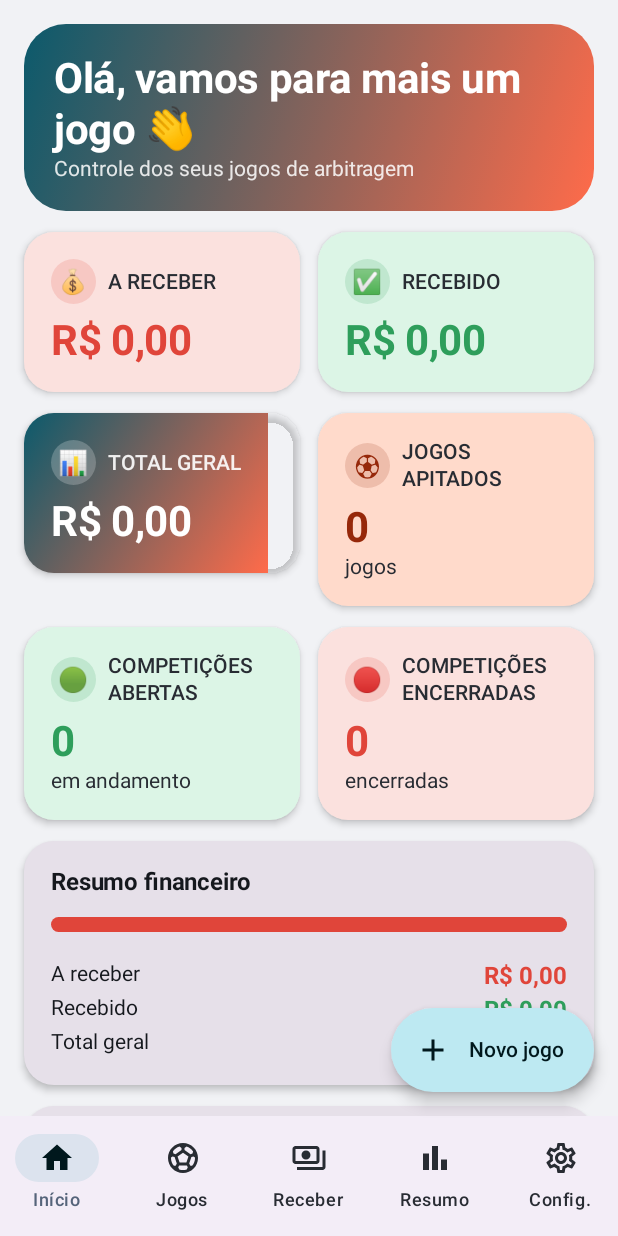
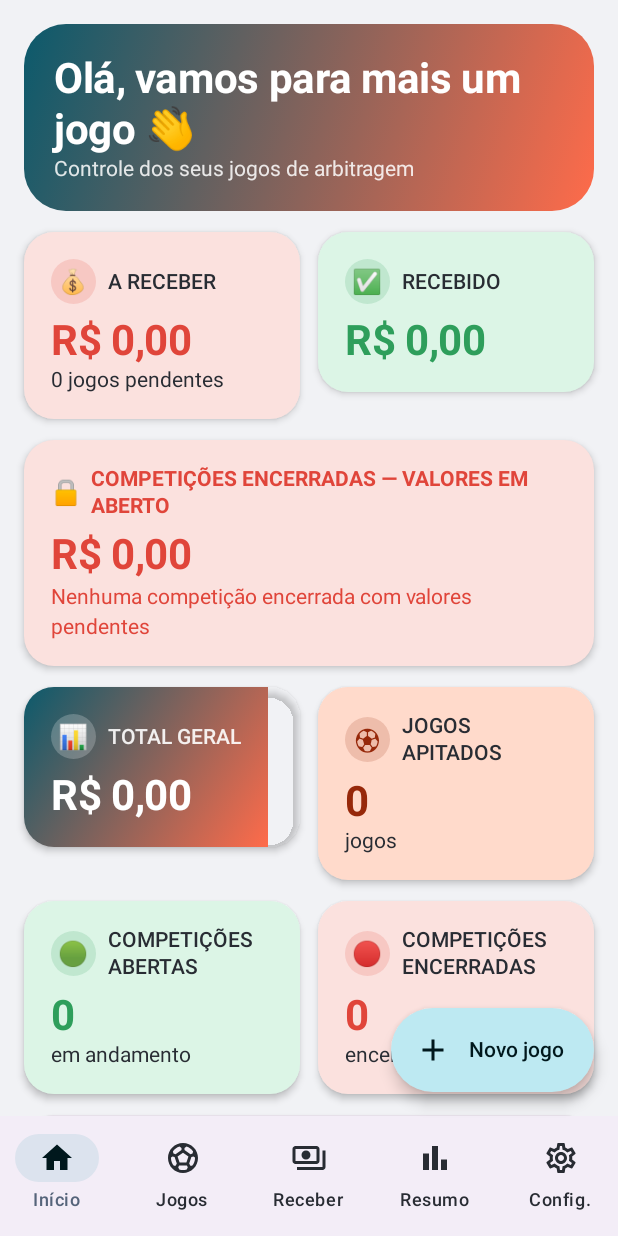
Before and after one commit to gmtnilton/escalasasorriso, an Android app built with Jetpack Compose: the screen it shows after launch (MainActivity), on a phone screen of 412 x 824 dp. Run offline under Robolectric (Android 15) with nearby library versions, the phone set to English and light mode, and no system bars; our stand-ins replace Room's generated code.

Commit message:
Adiciona painel de competições encerradas a receber (V1.3)
Atualização incremental para a V1.3 — mesmo applicationId, chave de
assinatura e banco de dados da V1.2 (nenhuma migração nova necessária:
tudo é recalculado a partir dos jogos/competições já existentes, nunca
armazenado, então nada precisa ser criado ou apagado no banco).

- versionCode 4->5, versionName "1.2.0"->"1.3.0".
- :core — nova função pura encerradasComPendencia(jogos): competições
  ENCERRADAS com saldo pendente > 0, reaproveitando resumoDaCompeticao
  (mesma fonte de verdade da tela da competição, nunca duplica nem perde
  um pagamento). Nunca inclui competições em andamento nem encerradas já
  totalmente recebidas. Testes cobrindo os cenários A/B/C/D/E do pedido.
- Início: novo card "COMPETIÇÕES ENCERRADAS — VALORES EM ABERTO" com o
  total pendente e a quantidade de competições, independente do total
  geral a receber (que também inclui competições em andamento); toque
  abre a nova lista. Também expõe a quantidade de jogos pendentes no
  card "A RECEBER".
- Nova tela "Competições encerradas a receber": cada item mostra cidade,
  modalidade, data de encerramento, jogos (total/recebidos/pendentes),
  valores (total/recebido/a receber) e percentual já recebido, com botão
  "VER COMPETIÇÃO" para abrir os detalhes.
- Tela da competição: status "ENCERRADA — TOTALMENTE RECEBIDA" quando não
  há mais pendência; botão de recebimento total agora mostra o valor,
  "RECEBER SALDO PENDENTE — R$ X".
- Confirmação de encerramento já mostrava valor total/recebido/pendente
  antes de concluir (mantido da V1.2); encerrar nunca marca jogos como
  pagos automaticamente, só quando o usuário marca "já recebi" (opcional).

Validação: suite de testes do :core revisada manualmente linha a linha
(a política de rede deste ambiente bloqueou o acesso ao Maven/Google
desta vez, então não foi possível rodar os testes localmente); nenhum
teste/arquivo de produção foi modificado fora deste escopo. O CI do
GitHub Actions é o validador de compilação real, como já é para o
módulo :app.

Co-Authored-By: Claude Sonnet 5 <noreply@anthropic.com>
Claude-Session: https://claude.ai/code/session_01NqGiSDFCwu3e2vj3D4JnbE

```diff
--- a/android/app/build.gradle.kts
+++ b/android/app/build.gradle.kts
@@ -12,8 +12,8 @@ android {
         applicationId = "com.meusjogos.arbitragem"
         minSdk = 26
         targetSdk = 34
-        versionCode = 4
-        versionName = "1.2.0"
+        versionCode = 5
+        versionName = "1.3.0"
 
         testInstrumentationRunner = "androidx.test.runner.AndroidJUnitRunner"
     }
--- a/android/app/src/main/java/com/meusjogos/arbitragem/ui/configuracoes/ConfiguracoesScreen.kt
+++ b/android/app/src/main/java/com/meusjogos/arbitragem/ui/configuracoes/ConfiguracoesScreen.kt
@@ -198,8 +198,8 @@ fun ConfiguracoesScreen(
                 Card(modifier = Modifier.fillMaxWidth(), elevation = CardDefaults.cardElevation(defaultElevation = 3.dp)) {
                     Column {
                         ListItem(
-                            headlineContent = { Text("Escalas Árbitros — Versão 1.2") },
-                            supportingContent = { Text("Versão 1.2.0 — funciona 100% offline, seus dados ficam só no aparelho.") },
+                            headlineContent = { Text("Escalas Árbitros — Versão 1.3") },
+                            supportingContent = { Text("Versão 1.3.0 — funciona 100% offline, seus dados ficam só no aparelho.") },
                             leadingContent = { Icon(Icons.Filled.Info, contentDescription = null) },
                         )
                         ListItem(
--- a/android/app/src/main/java/com/meusjogos/arbitragem/ui/dashboard/DashboardScreen.kt
+++ b/android/app/src/main/java/com/meusjogos/arbitragem/ui/dashboard/DashboardScreen.kt
@@ -3,13 +3,16 @@ package com.meusjogos.arbitragem.ui.dashboard
 import androidx.compose.animation.core.animateFloatAsState
 import androidx.compose.animation.core.tween
 import androidx.compose.foundation.background
+import androidx.compose.foundation.clickable
 import androidx.compose.foundation.layout.Arrangement
 import androidx.compose.foundation.layout.Box
 import androidx.compose.foundation.layout.Column
 import androidx.compose.foundation.layout.PaddingValues
 import androidx.compose.foundation.layout.Row
+import androidx.compose.foundation.layout.Spacer
 import androidx.compose.foundation.layout.fillMaxWidth
 import androidx.compose.foundation.layout.padding
+import androidx.compose.foundation.layout.width
 import androidx.compose.foundation.lazy.LazyColumn
 import androidx.compose.material3.Card
 import androidx.compose.material3.CardDefaults
@@ -18,6 +21,7 @@ import androidx.compose.material3.Text
 import androidx.compose.runtime.Composable
 import androidx.compose.runtime.collectAsState
 import androidx.compose.runtime.getValue
+import androidx.compose.ui.Alignment
 import androidx.compose.ui.Modifier
 import androidx.compose.ui.draw.clip
 import androidx.compose.ui.graphics.Brush
@@ -33,6 +37,7 @@ import com.meusjogos.arbitragem.ui.theme.LocalStatusColors
 @Composable
 fun DashboardScreen(
     viewModel: DashboardViewModel,
+    onCompeticoesEncerradasPendentesClick: () -> Unit,
     modifier: Modifier = Modifier,
     contentPadding: PaddingValues = PaddingValues(),
 ) {
@@ -79,6 +84,7 @@ fun DashboardScreen(
                     titulo = "A RECEBER",
                     icone = "💰",
                     valor = CurrencyUtils.formatar(estado.totalAReceberCentavos),
+                    subtitulo = "${estado.jogosAReceber} ${if (estado.jogosAReceber == 1) "jogo pendente" else "jogos pendentes"}",
                     corFundo = coresStatus.aReceberContainer,
                     corValor = coresStatus.aReceber,
                     modifier = Modifier.weight(1f),
@@ -92,6 +98,14 @@ fun DashboardScreen(
                     modifier = Modifier.weight(1f),
                 )
             }
+        }
+
+        item {
+            CompeticoesEncerradasPendentesCard(
+                valorPendenteCentavos = estado.valorPendenteCompeticoesEncerradasCentavos,
+                quantidade = estado.quantidadeCompeticoesEncerradasPendentes,
+                onClick = onCompeticoesEncerradasPendentesClick,
+            )
         }
 
         item {
@@ -218,3 +232,48 @@ private fun LinhaResumo(rotulo: String, valor: String, cor: Color, modifier: Mod
         Text(text = valor, style = MaterialTheme.typography.bodyLarge, color = cor, fontWeight = FontWeight.Bold)
     }
 }
+
+/**
+ * Card "COMPETIÇÕES ENCERRADAS — VALORES EM ABERTO" (VERSÃO 1.3, seção 3) — soma só o saldo
+ * pendente das competições já ENCERRADAS (independente do "A RECEBER" geral, que também inclui
+ * competições em andamento). Toque abre a lista "Competições encerradas a receber".
+ */
+@Composable
+private fun CompeticoesEncerradasPendentesCard(valorPendenteCentavos: Long, quantidade: Int, onClick: () -> Unit) {
+    val coresStatus = LocalStatusColors.current
+    Card(
+        modifier = Modifier.fillMaxWidth().clickable(onClick = onClick),
+        elevation = CardDefaults.cardElevation(defaultElevation = 3.dp),
+        colors = CardDefaults.cardColors(containerColor = coresStatus.aReceberContainer),
+    ) {
+        Column(modifier = Modifier.padding(18.dp)) {
+            Row(verticalAlignment = Alignment.CenterVertically) {
+                Text("🔒", style = MaterialTheme.typography.titleMedium)
+                Spacer(modifier = Modifier.width(6.dp))
+                Text(
+                    text = "COMPETIÇÕES ENCERRADAS — VALORES EM ABERTO",
+                    style = MaterialTheme.typography.labelLarge,
+                    fontWeight = FontWeight.Bold,
+                    color = coresStatus.aReceber,
+                )
+            }
+            Text(
+                text = CurrencyUtils.formatar(valorPendenteCentavos),
+                style = MaterialTheme.typography.headlineMedium,
+                fontWeight = FontWeight.Bold,
+                color = coresStatus.aReceber,
+                modifier = Modifier.padding(top = 8.dp),
+            )
+            Text(
+                text = if (quantidade == 0) {
+                    "Nenhuma competição encerrada com valores pendentes"
+                } else {
+                    "$quantidade ${if (quantidade == 1) "competição" else "competições"} com valores pendentes"
+                },
+                style = MaterialTheme.typography.bodyMedium,
+                color = coresStatus.aReceber,
+                modifier = Modifier.padding(top = 4.dp),
+            )
+        }
+    }
+}
--- a/android/app/src/main/java/com/meusjogos/arbitragem/ui/dashboard/DashboardViewModel.kt
+++ b/android/app/src/main/java/com/meusjogos/arbitragem/ui/dashboard/DashboardViewModel.kt
@@ -2,6 +2,7 @@ package com.meusjogos.arbitragem.ui.dashboard
 
 import androidx.lifecycle.ViewModel
 import androidx.lifecycle.viewModelScope
+import com.meusjogos.arbitragem.core.logic.encerradasComPendencia
 import com.meusjogos.arbitragem.core.logic.quantidadeAReceber
 import com.meusjogos.arbitragem.core.logic.quantidadeRecebidos
 import com.meusjogos.arbitragem.core.logic.resumoDoMes
@@ -30,6 +31,10 @@ data class DashboardUiState(
      * logo após a quantidade total de jogos. */
     val competicoesAbertas: Int = 0,
     val competicoesEncerradas: Int = 0,
+    /** VERSÃO 1.3, seções 3/6/7 — soma dos saldos pendentes SÓ das competições já ENCERRADAS
+     * (independente do total geral a receber, que inclui também as em andamento) e quantas são. */
+    val valorPendenteCompeticoesEncerradasCentavos: Long = 0L,
+    val quantidadeCompeticoesEncerradasPendentes: Int = 0,
     val resumoPeriodoAtual: ResumoPeriodo = ResumoPeriodo(0, 0, 0),
     val rotuloPeriodoAtual: String = "",
 )
@@ -44,6 +49,7 @@ class DashboardViewModel(
         competicaoRepository.observarCompeticoes(),
     ) { jogos, competicoes ->
         val hoje = LocalDate.now()
+        val encerradasPendentes = competicoes.encerradasComPendencia(jogos)
         DashboardUiState(
             carregando = false,
             totalAReceberCentavos = jogos.totalAReceberCentavos(),
@@ -54,6 +60,8 @@ class DashboardViewModel(
             jogosAReceber = jogos.quantidadeAReceber(),
             competicoesAbertas = competicoes.count { !it.encerrada },
             competicoesEncerradas = competicoes.count { it.encerrada },
+            valorPendenteCompeticoesEncerradasCentavos = encerradasPendentes.sumOf { it.resumo.valorPendenteCentavos },
+            quantidadeCompeticoesEncerradasPendentes = encerradasPendentes.size,
             resumoPeriodoAtual = jogos.resumoDoMes(hoje.year, hoje.monthValue),
             rotuloPeriodoAtual = DateUtils.nomeMesAno(hoje.year, hoje.monthValue),
         )
--- a/android/app/src/main/java/com/meusjogos/arbitragem/ui/navigation/Destinos.kt
+++ b/android/app/src/main/java/com/meusjogos/arbitragem/ui/navigation/Destinos.kt
@@ -50,6 +50,10 @@ object Rotas {
     const val COMPETICAO_RECIBO_BASE = "competicao_recibo"
     const val COMPETICAO_RECIBO = "$COMPETICAO_RECIBO_BASE/{$ARG_COMPETICAO_ID}"
 
+    /** Lista "COMPETIÇÕES ENCERRADAS A RECEBER" (VERSÃO 1.3) — sem argumentos, sempre recalculada
+     * a partir dos dados atuais. */
+    const val COMPETICOES_ENCERRADAS_PENDENTES = "competicoes_encerradas_pendentes"
+
     /** id = 0 -> cadastro ultrarrápido de um jogo novo. */
     fun jogoFormNovo(): String = "$JOGO_FORM_BASE?$ARG_JOGO_ID=0&$ARG_DUPLICADO=false&$ARG_COMPETICAO_PRESELECIONADA=0"
 
--- a/android/app/src/main/java/com/meusjogos/arbitragem/ui/navigation/NavGraph.kt
+++ b/android/app/src/main/java/com/meusjogos/arbitragem/ui/navigation/NavGraph.kt
@@ -32,6 +32,8 @@ import com.meusjogos.arbitragem.ui.competicao.CompeticaoDetailScreen
 import com.meusjogos.arbitragem.ui.competicao.CompeticaoDetailViewModel
 import com.meusjogos.arbitragem.ui.competicao.CompeticaoReciboScreen
 import com.meusjogos.arbitragem.ui.competicao.CompeticaoReciboViewModel
+import com.meusjogos.arbitragem.ui.competicao.CompeticoesEncerradasPendentesScreen
+import com.meusjogos.arbitragem.ui.competicao.CompeticoesEncerradasPendentesViewModel
 import com.meusjogos.arbitragem.ui.configuracoes.ConfiguracoesScreen
 import com.meusjogos.arbitragem.ui.configuracoes.ConfiguracoesViewModel
 import com.meusjogos.arbitragem.ui.dashboard.DashboardScreen
@@ -118,7 +120,11 @@ fun MeusJogosNavGraph(
                 val viewModel: DashboardViewModel = viewModel(
                     factory = ViewModelFactory { DashboardViewModel(repository, competicaoRepository) },
                 )
-                DashboardScreen(viewModel = viewModel, contentPadding = paddingInterno)
+                DashboardScreen(
+                    viewModel = viewModel,
+                    contentPadding = paddingInterno,
+                    onCompeticoesEncerradasPendentesClick = { navController.navigate(Rotas.COMPETICOES_ENCERRADAS_PENDENTES) },
+                )
             }
 
             composable(DestinoPrincipal.JOGOS.rota) {
@@ -253,6 +259,17 @@ fun MeusJogosNavGraph(
                     onVoltar = { navController.popBackStack() },
                 )
             }
+
+            composable(Rotas.COMPETICOES_ENCERRADAS_PENDENTES) {
+                val viewModel: CompeticoesEncerradasPendentesViewModel = viewModel(
+                    factory = ViewModelFactory { CompeticoesEncerradasPendentesViewModel(repository, competicaoRepository) },
+                )
+                CompeticoesEncerradasPendentesScreen(
+                    viewModel = viewModel,
+                    onVoltar = { navController.popBackStack() },
+                    onVerCompeticao = { competicaoId -> navController.navigate(Rotas.competicaoDetail(competicaoId)) },
+                )
+            }
         }
     }
 }
--- a/android/core/src/main/kotlin/com/meusjogos/arbitragem/core/logic/CompeticaoLogica.kt
+++ b/android/core/src/main/kotlin/com/meusjogos/arbitragem/core/logic/CompeticaoLogica.kt
@@ -91,6 +91,22 @@ fun encerrarCompeticao(competicao: Competicao, agora: java.time.Instant = java.t
 fun reabrirCompeticao(competicao: Competicao): Competicao =
     competicao.copy(status = StatusCompeticao.PADRAO, dataEncerramento = null)
 
+/** Uma competição ENCERRADA junto com seu resumo financeiro — usada no painel "Competições
+ * encerradas a receber" e no card do Início (VERSÃO 1.3). */
+data class CompeticaoComResumo(val competicao: Competicao, val resumo: ResumoCompeticao)
+
+/**
+ * Competições ENCERRADAS que ainda têm saldo pendente (VERSÃO 1.3, seção 3/4/6) — nunca inclui
+ * competições em andamento (REGRA 6), nem encerradas já totalmente recebidas (REGRA 5). Reaproveita
+ * [resumoDaCompeticao] (mesma fonte de verdade usada em toda a tela da competição), então o total
+ * aqui nunca pode divergir ou contar um pagamento duas vezes (REGRA 7/10).
+ */
+fun List<Competicao>.encerradasComPendencia(jogos: List<Jogo>): List<CompeticaoComResumo> =
+    filter { it.encerrada }
+        .map { competicao -> CompeticaoComResumo(competicao, jogos.resumoDaCompeticao(competicao.id)) }
+        .filter { it.resumo.valorPendenteCentavos > 0 }
+        .sortedByDescending { it.resumo.valorPendenteCentavos }
+
 // ---------------------------------------------------------------------
 // Agrupamento por texto bruto (usado na migração de dados existentes e na
 // unificação ao editar) — generaliza o mesmo padrão de
--- a/android/core/src/main/kotlin/com/meusjogos/arbitragem/core/model/Competicao.kt
+++ b/android/core/src/main/kotlin/com/meusjogos/arbitragem/core/model/Competicao.kt
@@ -55,4 +55,9 @@ data class ResumoCompeticao(
     companion object {
         val VAZIO = ResumoCompeticao(0, 0, 0, 0, 0, 0)
     }
+
+    /** Fração já recebida (0f a 1f) — usada para a barra/percentual na lista de competições
+     * encerradas a receber (VERSÃO 1.3). Sem jogos, considera 0 (nada a mostrar). */
+    val percentualRecebido: Float
+        get() = if (valorTotalCentavos > 0) valorRecebidoCentavos.toFloat() / valorTotalCentavos.toFloat() else 0f
 }
```
Also changed, not shown: android/app/src/main/java/com/meusjogos/arbitragem/ui/competicao/CompeticaoDetailScreen.kt (+15 -7 lines), android/app/src/main/java/com/meusjogos/arbitragem/ui/competicao/CompeticoesEncerradasPendentesScreen.kt (added, +162 -0 lines), android/app/src/main/java/com/meusjogos/arbitragem/ui/competicao/CompeticoesEncerradasPendentesViewModel.kt (added, +38 -0 lines), 1 other file.
